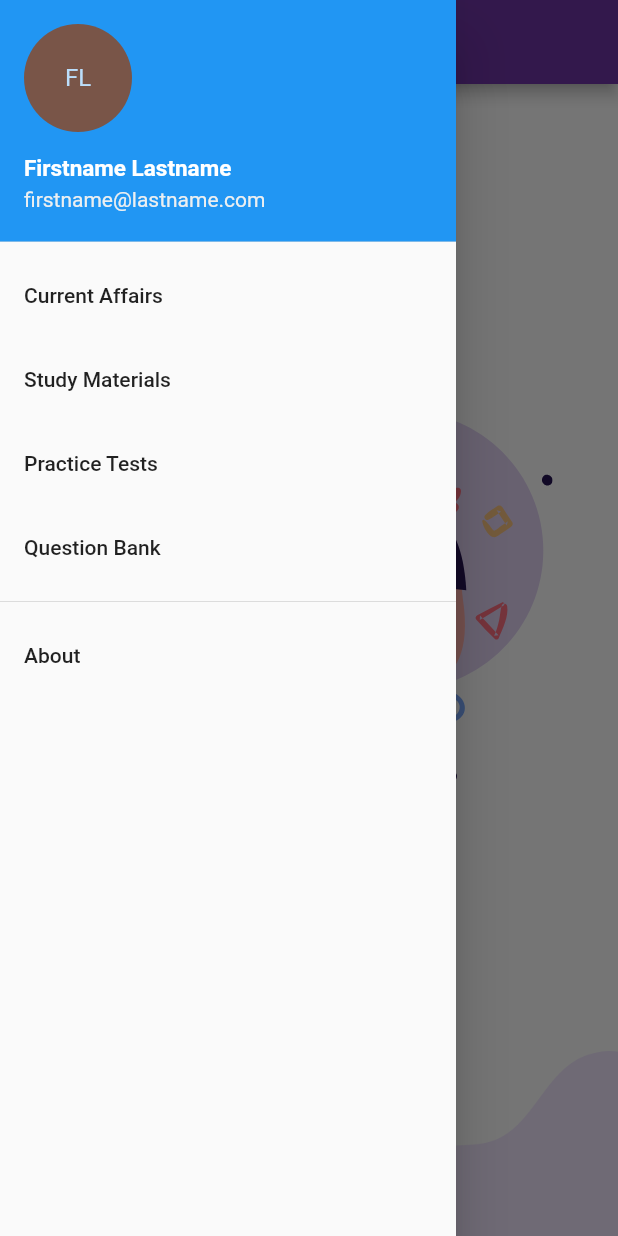
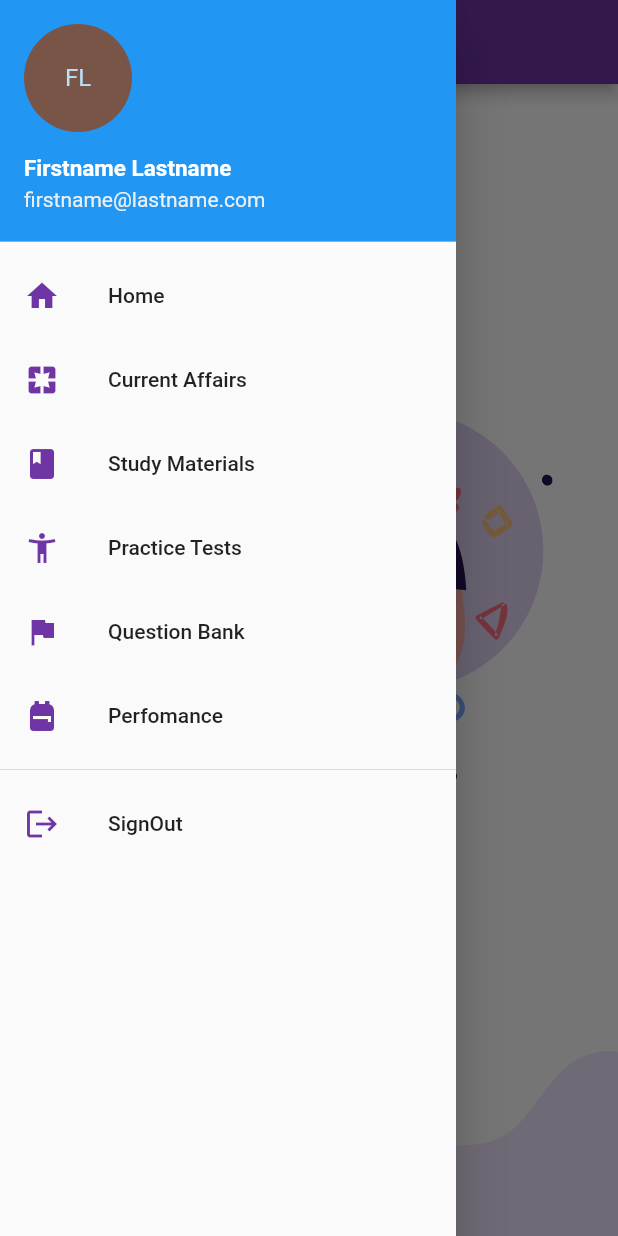
Before and after one commit to AswinVishnu/StudyApp_Flutter, a Flutter app: the CurrentAffairsScreen screen opened directly, with the side drawer open, on a phone screen of 412 x 824 dp. Run offline on Flutter 3.47's test engine with Material 2 defaults, Android fonts, the phone set to English and light mode, and no system bars; our stand-ins replace flutter_svg, google_fonts, shared_preferences; accounts and stored records are empty.

Commit message:
added side bar

```diff
--- a/lib/components/nav_drawer.dart
+++ b/lib/components/nav_drawer.dart
@@ -23,7 +23,11 @@ class NavDrawer extends StatelessWidget {
             backgroundColor: Colors.brown, child: new Text("FL")),
       ),
       new ListTile(
-        title: new Text('Current Affairs'),
+        title: new Text('Home'),
+        leading: Icon(
+          Icons.home,
+          color: Color(0xFF6F35A5),
+        ),
         onTap: () {
           Navigator.push(
             context,
@@ -32,6 +36,23 @@ class NavDrawer extends StatelessWidget {
         },
       ),
       new ListTile(
+        title: new Text('Current Affairs'),
+        leading: Icon(
+          Icons.pages,
+          color: Color(0xFF6F35A5),
+        ),
+        onTap: () {
+          Navigator.push(
+            context,
+            MaterialPageRoute(builder: (context) => CurrentAffairsScreen()),
+          );
+        },
+      ),
+      new ListTile(
+        leading: Icon(
+          Icons.book,
+          color: Color(0xFF6F35A5),
+        ),
         title: new Text('Study Materials'),
         onTap: () {
           Navigator.push(
@@ -42,6 +63,10 @@ class NavDrawer extends StatelessWidget {
       ),
       new ListTile(
         title: new Text('Practice Tests'),
+        leading: Icon(
+          Icons.accessibility_new,
+          color: Color(0xFF6F35A5),
+        ),
         onTap: () {
           Navigator.push(
             context,
@@ -51,6 +76,23 @@ class NavDrawer extends StatelessWidget {
       ),
       new ListTile(
         title: new Text('Question Bank'),
+        leading: Icon(
+          Icons.flag,
+          color: Color(0xFF6F35A5),
+        ),
+        onTap: () {
+          Navigator.push(
+            context,
+            MaterialPageRoute(builder: (context) => QuestionBankScreen()),
+          );
+        },
+      ),
+      new ListTile(
+        title: new Text('Perfomance'),
+        leading: Icon(
+          Icons.backpack,
+          color: Color(0xFF6F35A5),
+        ),
         onTap: () {
           Navigator.push(
             context,
@@ -60,7 +102,11 @@ class NavDrawer extends StatelessWidget {
       ),
       new Divider(),
       new ListTile(
-        title: new Text('About'),
+        title: new Text('SignOut'),
+        leading: Icon(
+          Icons.logout,
+          color: Color(0xFF6F35A5),
+        ),
         onTap: () {},
       ),
     ]));
```
